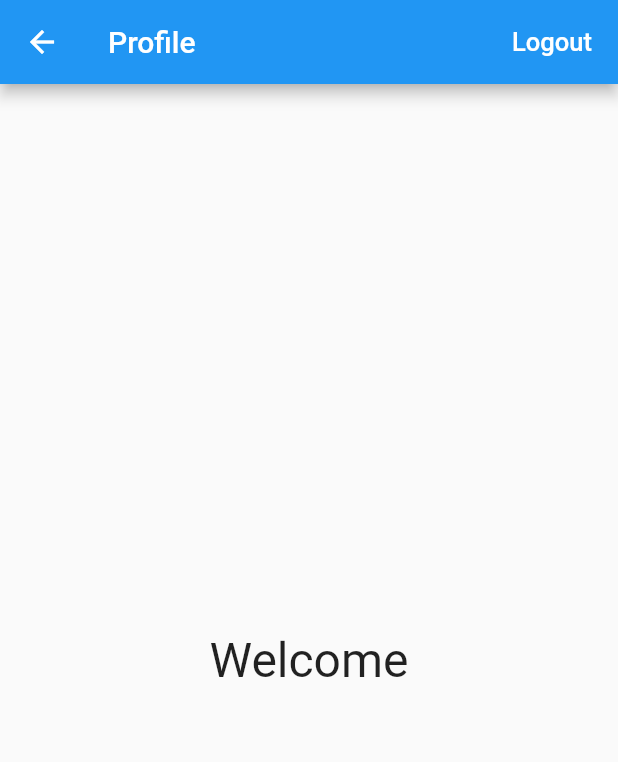
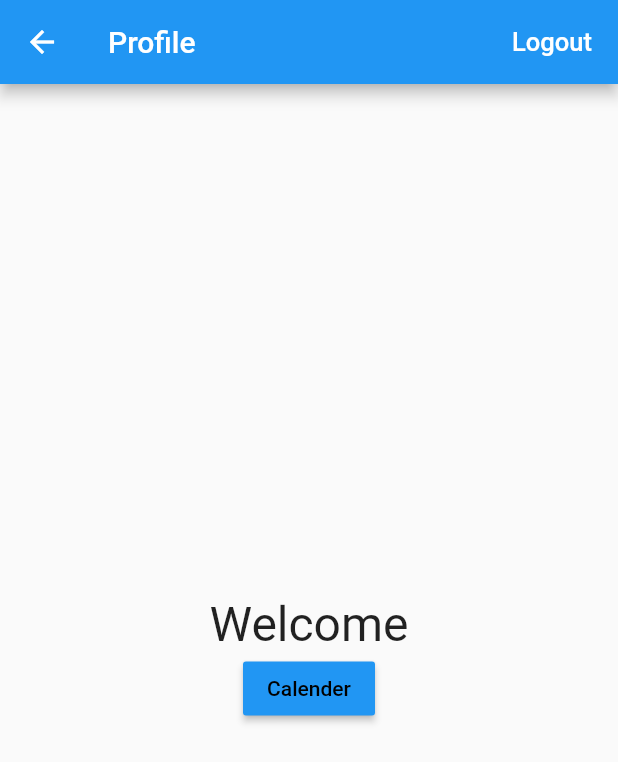
Before and after one commit to ruthvikarva/Capstone-App, a Flutter app: the HomePage screen opened directly, on a phone screen of 412 x 824 dp. Shown: the top 762 px of the screen. Run offline on Flutter 3.47's test engine with Material 2 defaults, Android fonts, the phone set to English and light mode, and no system bars; our stand-ins replace firebase_auth; accounts and stored records are empty.

```diff
--- a/lib/home.dart
+++ b/lib/home.dart
@@ -1,5 +1,6 @@
 import 'package:capstoneapp/auth.dart';
 import 'package:flutter/material.dart';
+import 'calenderpage.dart';
 
 class HomePage extends StatelessWidget {
   HomePage({this.auth, this.onSignedOut});
@@ -30,7 +31,26 @@ class HomePage extends StatelessWidget {
       ),
       body: new Container(
         child: new Center(
-          child: new Text('Welcome', style: new TextStyle(fontSize: 32.0),)
+          child: Column(
+            mainAxisAlignment: MainAxisAlignment.center,
+            children:[
+              Text('Welcome', style: new TextStyle(fontSize: 32.0),),
+              //Calender Button
+              RaisedButton(
+                child: Text("Calender"),
+                onPressed:() {
+                  Navigator.push(
+                    context,
+                    MaterialPageRoute(builder: (context) => CalenderPage()),
+                  );
+                },
+                color: Colors.blue,
+                textColor: Colors.black,
+                padding: EdgeInsets.fromLTRB(10, 10, 10, 10),
+                splashColor: Colors.grey,
+              )
+            ],
+          ),
         ),
       ),
     );
```
Also changed, not shown: lib/calenderpage.dart (added, +23 -0 lines).
